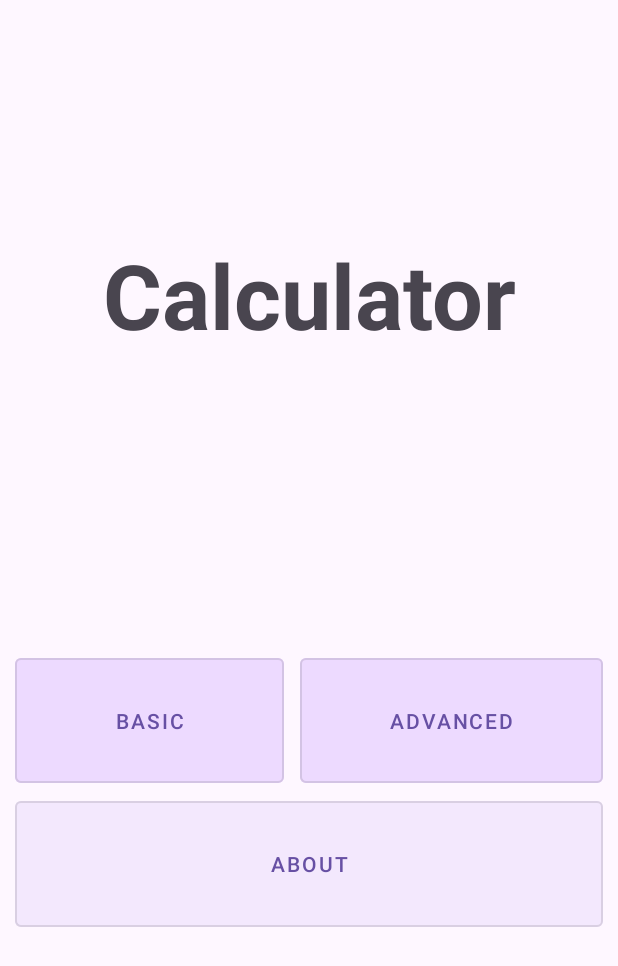
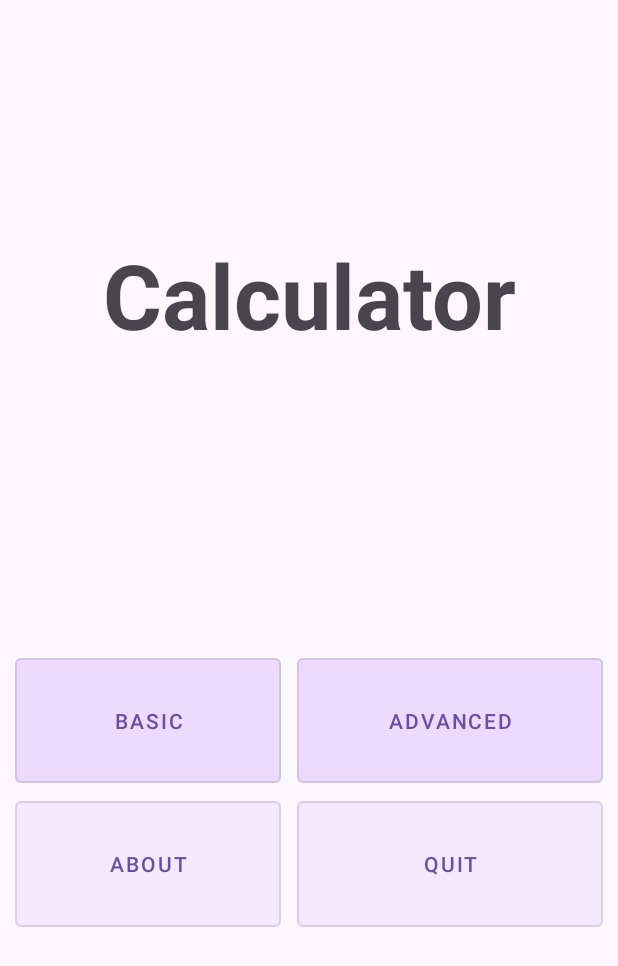
Before and after one commit to Nerekk/AndroidCalculator, an Android app: the screen it shows after launch (MenuActivity), on a phone screen of 412 x 824 dp. Shown: the top 966 px of the screen. Run offline under Robolectric (Android 15) with nearby library versions, the phone set to English and light mode, and no system bars.

Commit message:
Exit button implementation

```diff
--- a/app/src/main/java/com/example/apptest/MenuActivity.java
+++ b/app/src/main/java/com/example/apptest/MenuActivity.java
@@ -26,4 +26,9 @@ public class MenuActivity extends AppCompatActivity {
         startActivity(intent);
         finish();
     }
+
+    public void quitApp(View view) {
+        finish();
+        System.exit(0);
+    }
 }
--- a/app/src/main/res/layout/activity_menu.xml
+++ b/app/src/main/res/layout/activity_menu.xml
@@ -70,11 +70,23 @@
                 android:layout_width="wrap_content"
                 android:layout_height="match_parent"
                 android:layout_marginLeft="10dp"
-                android:layout_marginRight="10dp"
+                android:layout_marginRight="5dp"
                 android:layout_weight="1"
                 android:backgroundTint="#F3E8FD"
                 android:onClick="goToInfo"
                 android:text="About" />
+
+            <Button
+                android:id="@+id/button14"
+                style="@style/Widget.MaterialComponents.Button.OutlinedButton"
+                android:layout_width="wrap_content"
+                android:layout_height="match_parent"
+                android:layout_marginLeft="5dp"
+                android:layout_marginRight="10dp"
+                android:layout_weight="1"
+                android:backgroundTint="#F3E8FD"
+                android:onClick="quitApp"
+                android:text="Quit" />
         </TableRow>
 
     </TableLayout>
```
